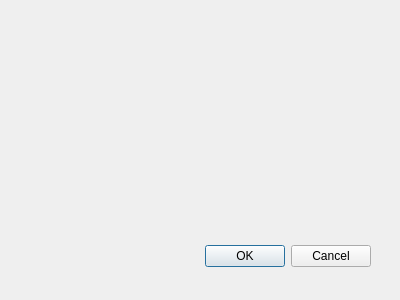
magnusja/WhatsQt, file dialog/PreferencesDialog.ui: the form before one commit.
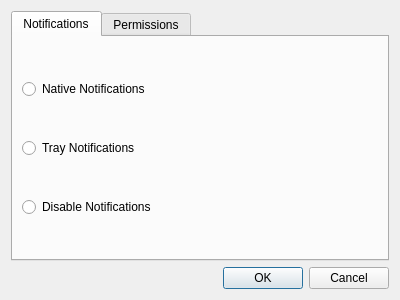
The form after the commit.

Commit message: Preferences dialog stub

The edit to the form file:
```diff
--- a/dialog/PreferencesDialog.ui
+++ b/dialog/PreferencesDialog.ui
@@ -15,22 +15,90 @@
   <property name="windowTitle">
    <string>Dialog</string>
   </property>
-  <widget class="QDialogButtonBox" name="buttonBox">
-   <property name="geometry">
-    <rect>
-     <x>30</x>
-     <y>240</y>
-     <width>341</width>
-     <height>32</height>
-    </rect>
-   </property>
-   <property name="orientation">
-    <enum>Qt::Horizontal</enum>
-   </property>
-   <property name="standardButtons">
-    <set>QDialogButtonBox::Cancel|QDialogButtonBox::Ok</set>
-   </property>
-  </widget>
+  <layout class="QGridLayout" name="gridLayout">
+   <item row="0" column="0">
+    <widget class="QTabWidget" name="tabWidget">
+     <property name="currentIndex">
+      <number>0</number>
+     </property>
+     <widget class="QWidget" name="tab">
+      <attribute name="title">
+       <string>Notifications</string>
+      </attribute>
+      <layout class="QGridLayout" name="gridLayout_2">
+       <item row="0" column="0">
+        <widget class="QRadioButton" name="radioButton">
+         <property name="text">
+          <string>Native Notifications</string>
+         </property>
+         <attribute name="buttonGroup">
+          <string notr="true">notificationButtonGroup</string>
+         </attribute>
+        </widget>
+       </item>
+       <item row="1" column="0">
+        <widget class="QRadioButton" name="radioButton_2">
+         <property name="text">
+          <string>Tray Notifications</string>
+         </property>
+         <attribute name="buttonGroup">
+          <string notr="true">notificationButtonGroup</string>
+         </attribute>
+        </widget>
+       </item>
+       <item row="2" column="0">
+        <widget class="QRadioButton" name="radioButton_3">
+         <property name="text">
+          <string>Disable Notifications</string>
+         </property>
+         <attribute name="buttonGroup">
+          <string notr="true">notificationButtonGroup</string>
+         </attribute>
+        </widget>
+       </item>
+      </layout>
+     </widget>
+     <widget class="QWidget" name="tab_2">
+      <attribute name="title">
+       <string>Permissions</string>
+      </attribute>
+      <layout class="QGridLayout" name="gridLayout_3">
+       <item row="0" column="0">
+        <widget class="QCheckBox" name="checkBox">
+         <property name="text">
+          <string>Camera</string>
+         </property>
+        </widget>
+       </item>
+       <item row="1" column="0">
+        <widget class="QCheckBox" name="checkBox_2">
+         <property name="text">
+          <string>Microphone</string>
+         </property>
+        </widget>
+       </item>
+       <item row="2" column="0">
+        <widget class="QCheckBox" name="checkBox_3">
+         <property name="text">
+          <string>Location</string>
+         </property>
+        </widget>
+       </item>
+      </layout>
+     </widget>
+    </widget>
+   </item>
+   <item row="1" column="0">
+    <widget class="QDialogButtonBox" name="buttonBox">
+     <property name="orientation">
+      <enum>Qt::Horizontal</enum>
+     </property>
+     <property name="standardButtons">
+      <set>QDialogButtonBox::Cancel|QDialogButtonBox::Ok</set>
+     </property>
+    </widget>
+   </item>
+  </layout>
  </widget>
  <pixmapfunction/>
  <resources/>
```
Left out of the diff: 8 changed lines with no effect on the pictures. The commit also changes 2 other files.
